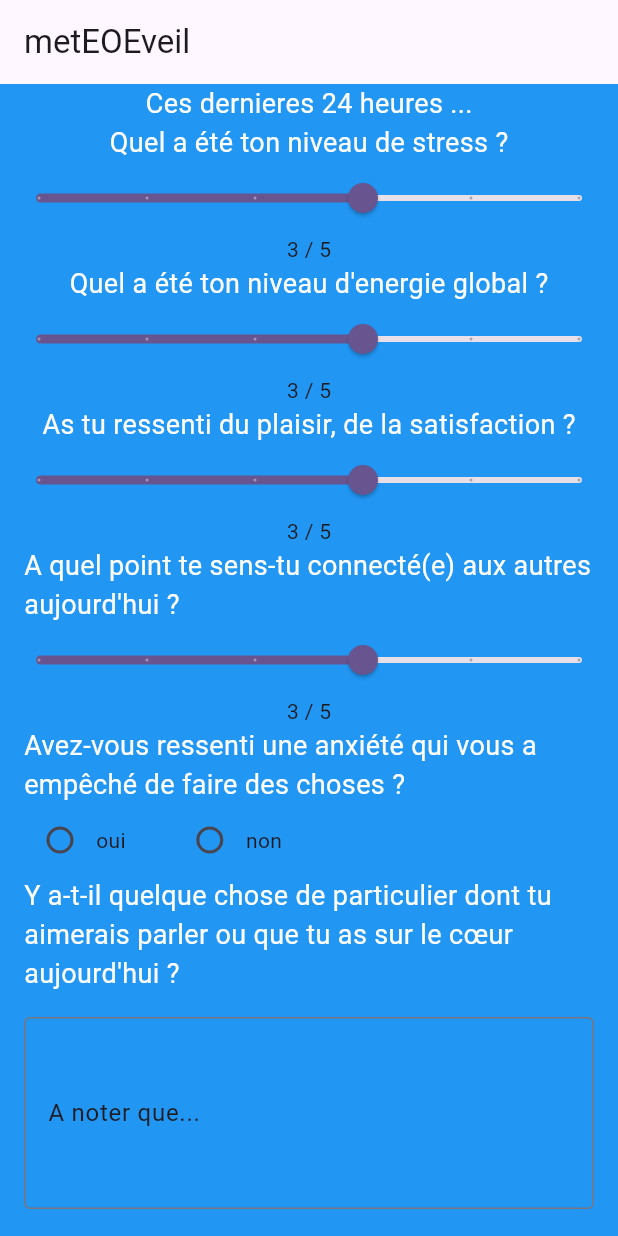
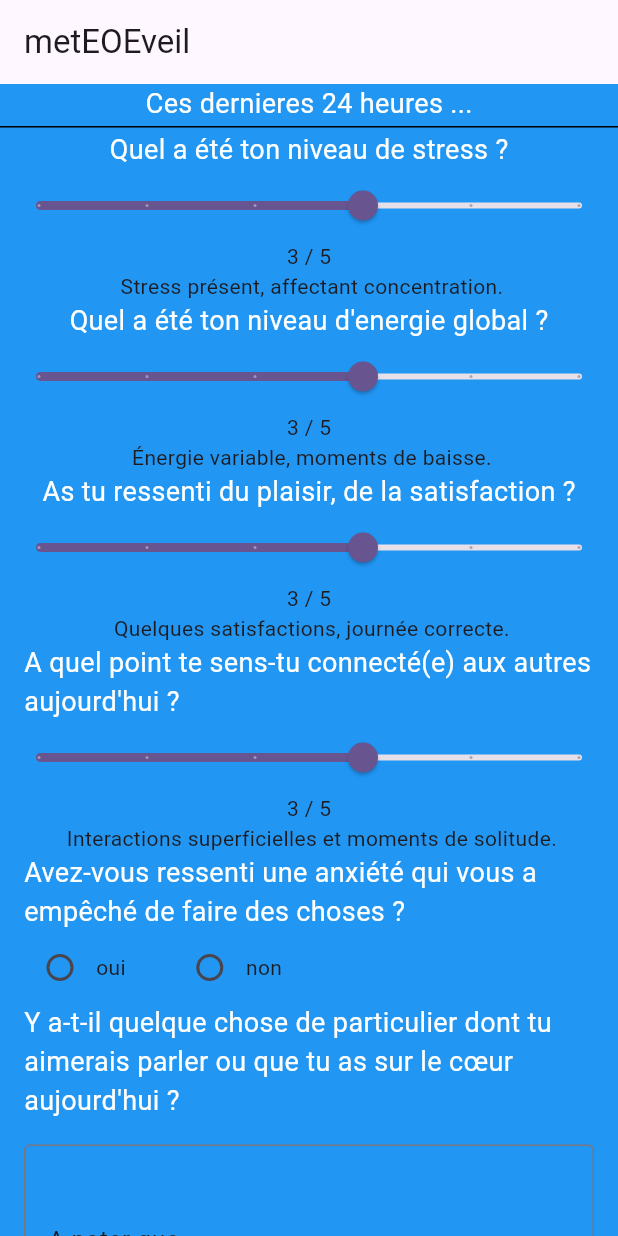
Before and after one commit to FXC-ai/dartProject, a Flutter app: the screen it shows after launch, on a phone screen of 412 x 824 dp. Run offline on Flutter 3.47's test engine with Material 3 defaults, Android fonts, the phone set to English and light mode, and no system bars.

Commit message:
questionnaire ok

```diff
--- a/lib/home_page.dart
+++ b/lib/home_page.dart
@@ -20,7 +20,7 @@ class _HomePageState extends State<HomePage>
 {
 
   YesNo? _yesOrNo;
-
+  final _focus = FocusNode();
   final _formKey = GlobalKey<FormState>();
 
   static double _scale_min = 0;
@@ -36,8 +36,56 @@ class _HomePageState extends State<HomePage>
   double _currentQ4 = 3;
   double _currentQ5 = 3;
 
+  final Map<int, String> _socialLevel = {
+  0 : "Complètement isolé, aucune interaction.",
+  1 : "Une ou deux interactions minimes comme saluer un voisin...",
+  2 : "Interactions limitées, principalement obligatoires.",
+  3 : "Interactions superficielles et moments de solitude.",
+  4 : "Plusieurs interactions, mais parfois peu significatives.",
+  5 : "Nombreuses interactions positives et significatives."
+  };
+
+  final Map<int, String> _stressLevel = {
+    0: "Pas de stress, journée détendue.",
+    1: "Stress léger, facilement gérable.",
+    2: "Stress modéré, quelques moments de tension.",
+    3: "Stress présent, affectant concentration.",
+    4: "Stress élevé, plusieurs moments difficiles.",
+    5: "Stress intense, difficile à supporter.",
+  };
+
+// Niveau d'énergie global dans la journée
+  final Map<int, String> _energyLevel = {
+    0: "Énergie épuisée, fatigue totale.",
+    1: "Très faible énergie, besoin de repos.",
+    2: "Faible énergie, difficile de rester actif.",
+    3: "Énergie variable, moments de baisse.",
+    4: "Bon niveau d'énergie, relativement actif.",
+    5: "Très énergique, niveau d'énergie optimal.",
+  };
+
+// Niveau de satisfaction / plaisir ressenti
+  final Map<int, String> _satisfactionLevel = {
+    0: "Aucun plaisir, journée décevante.",
+    1: "Très peu de satisfaction, quelques rares moments agréables.",
+    2: "Plaisir limité, satisfaction modérée.",
+    3: "Quelques satisfactions, journée correcte.",
+    4: "Plutôt satisfait, plusieurs moments agréables.",
+    5: "Grande satisfaction, journée très plaisante.",
+  };
+
 
   late TextEditingController _controller;
+
+  void unfocusMethod1(FocusNode focusNode)
+  {
+    // FocusScope.of(context).requestFocus(FocusNode());
+    focusNode.unfocus();
+
+    // print(_focus.toString());
+    // print("CALL CALL CALL\n\n\n\n\n");
+  }
+
 
   @override
   void initState() {
@@ -59,7 +107,9 @@ class _HomePageState extends State<HomePage>
           title: Text(widget.title)
       ),
 
-      body: SingleChildScrollView (
+      body: InkWell(
+        onTap: (){unfocusMethod1(_focus);},
+        child:       SingleChildScrollView (
             scrollDirection: Axis.vertical,
             child : Column(
               children: [
@@ -70,10 +120,12 @@ class _HomePageState extends State<HomePage>
                         key: _formKey,
                         child: Column (
                           children: [
+
                             const Text(
                               "Ces dernieres 24 heures ...",
                               style: TextStyle(fontSize: 18, color: Colors.white),
                             ),
+                            const Divider(height: 5.0, color: Colors.black),
                             const Text(
                               "Quel a été ton niveau de stress ?",
                               style: TextStyle(fontSize: 18, color: Colors.white),
@@ -88,6 +140,10 @@ class _HomePageState extends State<HomePage>
                               divisions: 5,
                             ),
                             Text("${_currentQ0.toInt()} / ${_scale_max.toInt()}"),
+                            Text(" ${_stressLevel[_currentQ0.toInt()]}"),
+
+
+
                             const Text(
                               "Quel a été ton niveau d'energie global ?",
                               style: TextStyle(fontSize: 18, color: Colors.white),
@@ -101,6 +157,9 @@ class _HomePageState extends State<HomePage>
                               max: _scale_max,
                               divisions: 5,),
                             Text("${_currentQ1.toInt()} / ${_scale_max.toInt()}"),
+                            Text(" ${_energyLevel[_currentQ1.toInt()]}"),
+
+
                             const Text(
                               "As tu ressenti du plaisir, de la satisfaction ?",
                               style: TextStyle(fontSize: 18, color: Colors.white),
@@ -114,6 +173,7 @@ class _HomePageState extends State<HomePage>
                               max: _scale_max,
                               divisions: 5,),
                             Text("${_currentQ2.toInt()} / ${_scale_max.toInt()}"),
+                            Text(" ${_satisfactionLevel[_currentQ2.toInt()]}"),
 
                             const Padding(
                               padding: EdgeInsets.symmetric(horizontal: 16.0),
@@ -132,7 +192,7 @@ class _HomePageState extends State<HomePage>
                               max: _scale_max,
                               divisions: 5,),
                             Text("${_currentQ3.toInt()} / ${_scale_max.toInt()}"),
-
+                            Text(" ${_socialLevel[_currentQ3.toInt()]}"),
 
 
                             const Padding(
@@ -150,7 +210,6 @@ class _HomePageState extends State<HomePage>
                                     child: Row (
                                       mainAxisSize: MainAxisSize.min,
                                       children: [
-
                                         Radio(
                                           value: choice,
                                           groupValue: _yesOrNo,
@@ -181,6 +240,7 @@ class _HomePageState extends State<HomePage>
                                 children: [
                                   Expanded(
                                     child: TextFormField(
+                                      focusNode: _focus,
                                       controller : _controller,
                                       validator: (value) {
                                         if (value == null || value.isEmpty) {
@@ -201,21 +261,22 @@ class _HomePageState extends State<HomePage>
                                       expands: true, // <-- SEE HERE
                                     ),
                                   ),
-
                                 ],
                               ),
                             ),
-
-
 
                             ElevatedButton(
                               onPressed: () {
                                 if (_formKey.currentState!.validate())
                                 {
-
+                                  print(_currentQ0);
+                                  print(_currentQ1);
+                                  print(_currentQ2);
+                                  print(_currentQ3);
+                                  print(_controller.text);
                                   showDialog(
                                       context: context,
-                                  builder: (context) {return AlertDialog(content: Text(_currentQ1.toString()));}
+                                      builder: (context) {return AlertDialog(content: Text(_controller.text));}
                                   );
                                 }
                                 else {
@@ -229,9 +290,9 @@ class _HomePageState extends State<HomePage>
                     ),
                     )
                   ],
-
                 )
               ],
+            )
         )
       )
     );
```
Lines whose indentation alone changed are shown as unchanged.
